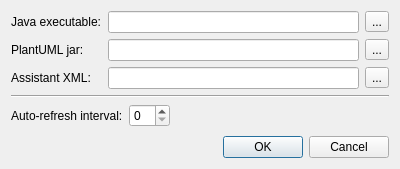
Old version of the form preferencesdialog.ui in the repository JoyIfBam5/plantumlqeditor.
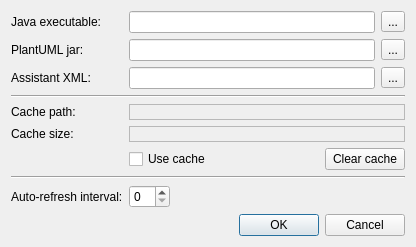
New version of the form.

Commit message: refs #184 - update UI to support cache configuration

What changed in the file:
```diff
--- a/preferencesdialog.ui
+++ b/preferencesdialog.ui
@@ -6,8 +6,8 @@
    <rect>
     <x>0</x>
     <y>0</y>
-    <width>400</width>
-    <height>169</height>
+    <width>416</width>
+    <height>246</height>
    </rect>
   </property>
   <property name="windowTitle">
@@ -16,6 +16,33 @@
   <layout class="QVBoxLayout" name="verticalLayout">
    <item>
     <layout class="QGridLayout" name="gridLayout">
+     <item row="8" column="1" colspan="2">
+      <layout class="QHBoxLayout" name="horizontalLayout">
+       <item>
+        <widget class="QSpinBox" name="autoRefreshSpin"/>
+       </item>
+       <item>
+        <spacer name="horizontalSpacer">
+         <property name="orientation">
+          <enum>Qt::Horizontal</enum>
+         </property>
+         <property name="sizeHint" stdset="0">
+          <size>
+           <width>40</width>
+           <height>20</height>
+          </size>
+         </property>
+        </spacer>
+       </item>
+      </layout>
+     </item>
+     <item row="4" column="0">
+      <widget class="QLabel" name="label_5">
+       <property name="text">
+        <string>Cache path:</string>
+       </property>
+      </widget>
+     </item>
      <item row="1" column="2">
       <widget class="QToolButton" name="plantUmlButton">
        <property name="text">
@@ -67,39 +94,90 @@
        </property>
       </widget>
      </item>
-    </layout>
-   </item>
-   <item>
-    <widget class="Line" name="line">
-     <property name="orientation">
-      <enum>Qt::Horizontal</enum>
-     </property>
-    </widget>
-   </item>
-   <item>
-    <layout class="QHBoxLayout" name="horizontalLayout">
-     <item>
+     <item row="8" column="0">
       <widget class="QLabel" name="label_3">
        <property name="text">
         <string>Auto-refresh interval:</string>
        </property>
       </widget>
      </item>
-     <item>
-      <widget class="QSpinBox" name="autoRefreshSpin"/>
+     <item row="6" column="1" colspan="2">
+      <layout class="QHBoxLayout" name="horizontalLayout_2">
+       <item>
+        <widget class="QCheckBox" name="useCacheCheckBox">
+         <property name="text">
+          <string>Use cache</string>
+         </property>
+        </widget>
+       </item>
+       <item>
+        <spacer name="horizontalSpacer_2">
+         <property name="orientation">
+          <enum>Qt::Horizontal</enum>
+         </property>
+         <property name="sizeHint" stdset="0">
+          <size>
+           <width>40</width>
+           <height>20</height>
+          </size>
+         </property>
+        </spacer>
+       </item>
+       <item>
+        <widget class="QPushButton" name="pushButton">
+         <property name="text">
+          <string>Clear cache</string>
+         </property>
+        </widget>
+       </item>
+      </layout>
      </item>
-     <item>
-      <spacer name="horizontalSpacer">
+     <item row="5" column="1" colspan="2">
+      <widget class="QLabel" name="label_8">
+       <property name="frameShape">
+        <enum>QFrame::StyledPanel</enum>
+       </property>
+       <property name="frameShadow">
+        <enum>QFrame::Sunken</enum>
+       </property>
+       <property name="text">
+        <string/>
+       </property>
+      </widget>
+     </item>
+     <item row="5" column="0">
+      <widget class="QLabel" name="label_7">
+       <property name="text">
+        <string>Cache size:</string>
+       </property>
+      </widget>
+     </item>
+     <item row="4" column="1" colspan="2">
+      <widget class="QLabel" name="label_6">
+       <property name="frameShape">
+        <enum>QFrame::StyledPanel</enum>
+       </property>
+       <property name="frameShadow">
+        <enum>QFrame::Sunken</enum>
+       </property>
+       <property name="text">
+        <string/>
+       </property>
+      </widget>
+     </item>
+     <item row="3" column="0" colspan="3">
+      <widget class="Line" name="line_2">
        <property name="orientation">
         <enum>Qt::Horizontal</enum>
        </property>
-       <property name="sizeHint" stdset="0">
-        <size>
-         <width>40</width>
-         <height>20</height>
-        </size>
+      </widget>
+     </item>
+     <item row="7" column="0" colspan="3">
+      <widget class="Line" name="line">
+       <property name="orientation">
+        <enum>Qt::Horizontal</enum>
        </property>
-      </spacer>
+      </widget>
      </item>
     </layout>
    </item>
```
